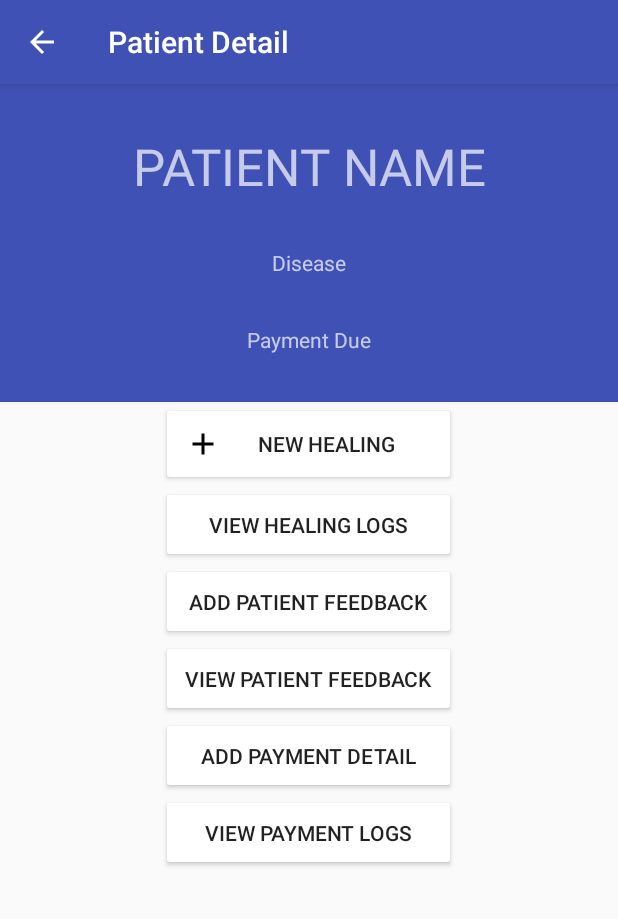
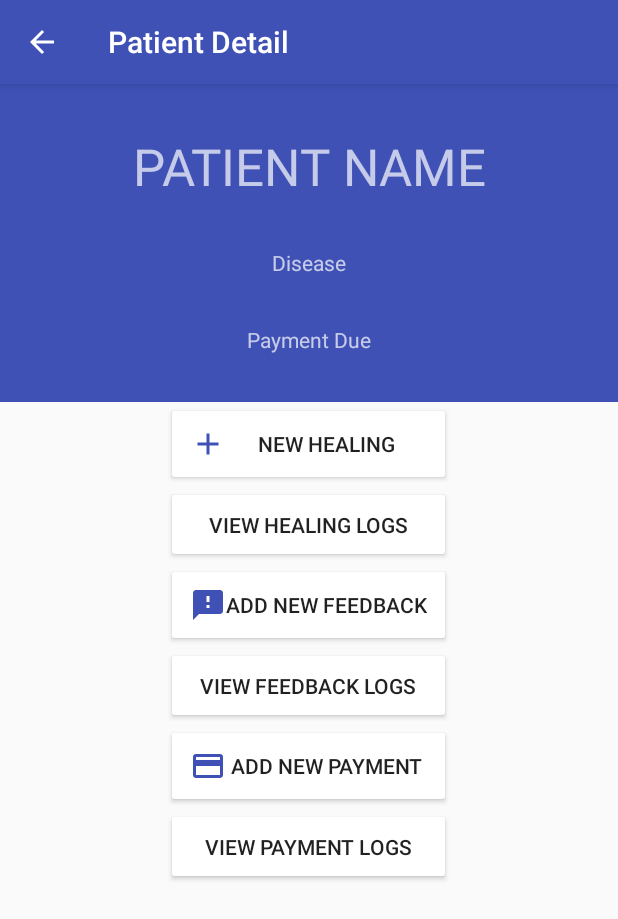
Before and after one commit to yashovardhan99/HealersDiary, an Android app: the PatientView screen opened directly, with no data from a screen before it, on a phone screen of 412 x 824 dp. Shown: the top 919 px of the screen. Run offline under Robolectric (Android 15) with nearby library versions, the phone set to English and light mode, and no system bars; our stand-ins replace Firebase (no records; nobody signed in at launch, a user with empty details on screens opened directly).

Commit message:
Some cool new icons; set time and date for new payments; updated changelog; updated to v0.10.0
Signed-off-by: yashovardhan99 <yashovardhandhanania@outlook.in>

```diff
--- a/app/build.gradle
+++ b/app/build.gradle
@@ -8,8 +8,8 @@ android {
         applicationId "com.yashovardhan99.healersdiary"
         minSdkVersion 19
         targetSdkVersion 28
-        versionCode 9000
-        versionName "0.9.0"
+        versionCode 10000
+        versionName "0.10.0"
         testInstrumentationRunner "android.support.test.runner.AndroidJUnitRunner"
         multiDexEnabled true
     }
--- a/app/src/main/AndroidManifest.xml
+++ b/app/src/main/AndroidManifest.xml
@@ -34,7 +34,7 @@
             android:name=".activities.HealingLogs"
             android:parentActivityName=".activities.PatientView" />
         <activity
-            android:name=".activities.PatientAddPaymentDialog"
+            android:name=".fragments.PatientAddPaymentDialog"
             android:excludeFromRecents="true"
             android:theme="@style/AppTheme.Dialog" />
         <activity android:name=".activities.PatientPaymentLogs" />
--- a/app/src/main/java/com/yashovardhan99/healersdiary/activities/PatientPaymentLogs.java
+++ b/app/src/main/java/com/yashovardhan99/healersdiary/activities/PatientPaymentLogs.java
@@ -20,10 +20,11 @@ import com.google.firebase.firestore.DocumentSnapshot;
 import com.google.firebase.firestore.EventListener;
 import com.google.firebase.firestore.FirebaseFirestore;
 import com.google.firebase.firestore.FirebaseFirestoreException;
+import com.google.firebase.firestore.Query;
 import com.google.firebase.firestore.QuerySnapshot;
+import com.yashovardhan99.healersdiary.R;
 import com.yashovardhan99.healersdiary.adapters.PatientPaymentLogsAdapter;
 import com.yashovardhan99.healersdiary.objects.PaymentSnapshot;
-import com.yashovardhan99.healersdiary.R;
 
 import java.text.DateFormat;
 import java.text.NumberFormat;
@@ -58,7 +59,7 @@ public class PatientPaymentLogs extends AppCompatActivity {
                 .collection("payments");
 
         //fetching payment records here
-        logs.addSnapshotListener(new EventListener<QuerySnapshot>() {
+        logs.orderBy("Date",Query.Direction.ASCENDING).addSnapshotListener(new EventListener<QuerySnapshot>() {
             @Override
             public void onEvent(@Nullable QuerySnapshot queryDocumentSnapshots, @Nullable FirebaseFirestoreException e) {
                 DateFormat df = DateFormat.getDateTimeInstance();
--- /dev/null
+++ b/app/src/main/res/drawable/ic_feedback_black_24dp.xml
@@ -0,0 +1,9 @@
+<vector xmlns:android="http://schemas.android.com/apk/res/android"
+        android:width="24dp"
+        android:height="24dp"
+        android:viewportWidth="24.0"
+        android:viewportHeight="24.0">
+    <path
+        android:fillColor="#FF000000"
+        android:pathData="M20,2L4,2c-1.1,0 -1.99,0.9 -1.99,2L2,22l4,-4h14c1.1,0 2,-0.9 2,-2L22,4c0,-1.1 -0.9,-2 -2,-2zM13,14h-2v-2h2v2zM13,10h-2L11,6h2v4z"/>
+</vector>
--- /dev/null
+++ b/app/src/main/res/drawable/ic_payment_black_24dp.xml
@@ -0,0 +1,9 @@
+<vector xmlns:android="http://schemas.android.com/apk/res/android"
+        android:width="24dp"
+        android:height="24dp"
+        android:viewportWidth="24.0"
+        android:viewportHeight="24.0">
+    <path
+        android:fillColor="#FF000000"
+        android:pathData="M20,4L4,4c-1.11,0 -1.99,0.89 -1.99,2L2,18c0,1.11 0.89,2 2,2h16c1.11,0 2,-0.89 2,-2L22,6c0,-1.11 -0.89,-2 -2,-2zM20,18L4,18v-6h16v6zM20,8L4,8L4,6h16v2z"/>
+</vector>
--- a/app/src/main/res/layout/activity_patient_view.xml
+++ b/app/src/main/res/layout/activity_patient_view.xml
@@ -67,7 +67,7 @@
             android:backgroundTint="#FFF"
             android:id="@+id/newHealingButton"
             android:drawableStart="@drawable/ic_add_black_24dp"
-            android:drawableTint="#000"
+            android:drawableTint="@color/colorPrimary"
             android:elevation="4dp"/>
 
         <Button
@@ -88,7 +88,9 @@
             android:backgroundTint="#FFF"
             android:layout_gravity="center_horizontal"
             android:text="@string/add_patient_feedback"
-            android:id="@+id/newFeedbackButton"/>
+            android:id="@+id/newFeedbackButton"
+            android:drawableStart="@drawable/ic_feedback_black_24dp"
+            android:drawableTint="@color/colorPrimary"/>
 
         <Button
             android:layout_width="match_parent"
@@ -107,7 +109,9 @@
             android:backgroundTint="#FFF"
             android:layout_gravity="center_horizontal"
             android:text="@string/add_payment_detail"
-            android:id="@+id/enterNewPPayment"/>
+            android:id="@+id/enterNewPPayment"
+            android:drawableStart="@drawable/ic_payment_black_24dp"
+            android:drawableTint="@color/colorPrimary"/>
         <Button
             android:layout_width="match_parent"
             android:layout_height="wrap_content"
--- a/app/src/main/res/values/strings.xml
+++ b/app/src/main/res/values/strings.xml
@@ -29,9 +29,9 @@
     <string name="confirm_new_healing">Confirm New Healing</string>
     <string name="new_healing">New Healing</string>
     <string name="view_healing_logs">View Healing Logs</string>
-    <string name="add_patient_feedback">Add Patient Feedback</string>
-    <string name="view_patient_feedback">View Patient Feedback</string>
-    <string name="add_payment_detail">Add Payment Detail</string>
+    <string name="add_patient_feedback">Add new Feedback</string>
+    <string name="view_patient_feedback">View Feedback logs</string>
+    <string name="add_payment_detail">Add new payment</string>
     <string name="view_payment_logs">View Payment logs</string>
     <string name="nothing_here">NOTHING HERE</string>
     <string name="date">DATE</string>
```
Also changed, not shown: app/src/main/java/com/yashovardhan99/healersdiary/activities/PatientAddPaymentDialog.java (deleted, +0 -91 lines), app/src/main/java/com/yashovardhan99/healersdiary/activities/PatientView.java (+8 -10 lines), app/src/main/java/com/yashovardhan99/healersdiary/fragments/PatientAddPaymentDialog.java (added, +144 -0 lines), app/src/main/res/layout/fragment_add_payment_dialog.xml (renamed from app/src/main/res/layout/activity_patient_add_payment_dialog.xml, +28 -7 lines), 1 other file.
